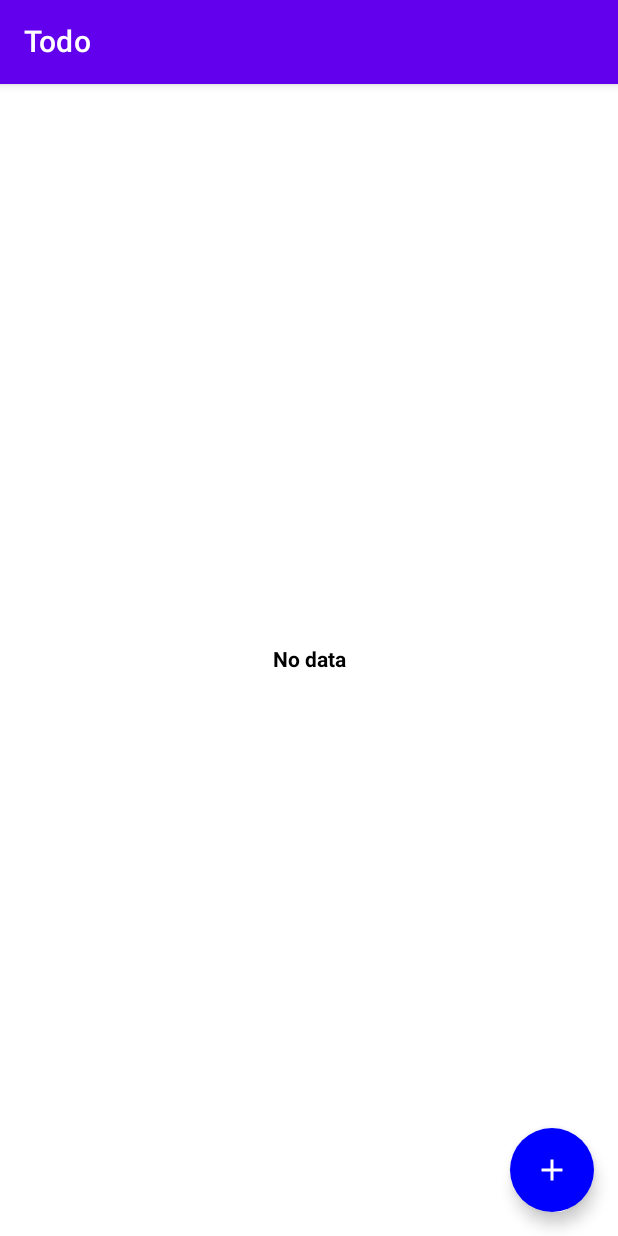
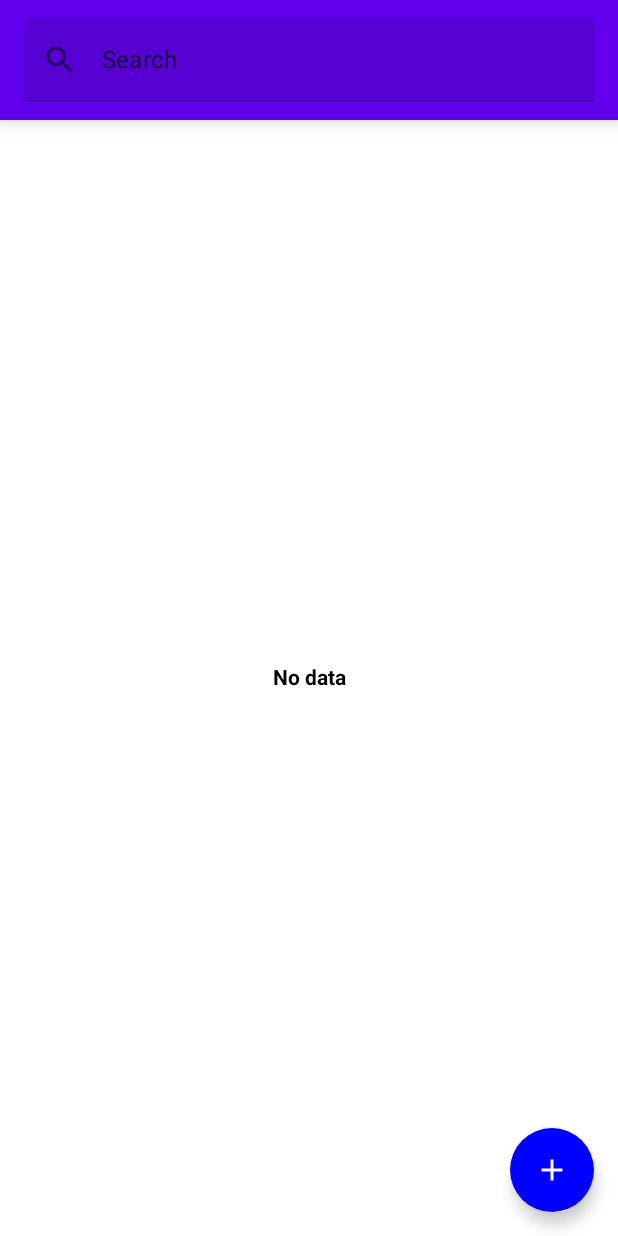
Before and after one commit to Maksim2355/TodoList-JetpackCompose, an Android app built with Jetpack Compose: the @Preview function PreviewTodoScreen, on a phone screen of 412 x 824 dp. Run offline under Robolectric (Android 15) with nearby library versions, the phone set to English and light mode, and no system bars; 2 statements that could not run were skipped.

Commit message:
Добавил возможность поиска по заметкам

```diff
--- a/app/src/main/java/com/example/todolist/ui/screens/TodoScreen.kt
+++ b/app/src/main/java/com/example/todolist/ui/screens/TodoScreen.kt
@@ -6,10 +6,12 @@ import androidx.compose.foundation.lazy.items
 import androidx.compose.material.*
 import androidx.compose.material.icons.Icons
 import androidx.compose.material.icons.filled.Add
+import androidx.compose.material.icons.filled.Search
 import androidx.compose.runtime.*
 import androidx.compose.ui.Alignment
 import androidx.compose.ui.Modifier
 import androidx.compose.ui.graphics.Color
+import androidx.compose.ui.text.TextStyle
 import androidx.compose.ui.text.font.FontWeight
 import androidx.compose.ui.tooling.preview.Preview
 import androidx.compose.ui.unit.TextUnit
@@ -22,13 +24,16 @@ fun TodoScreen(
     tasks: List<Task>,
     onAddTask: (Task) -> Unit,
     onRemoveTask: (Task) -> Unit,
-    onUpdateTask: (Task) -> Unit
+    onUpdateTask: (Task) -> Unit,
+    filterTaskByQuery: (String) -> Unit
 ) {
     val isShowAddTaskDialog = remember {
         mutableStateOf(false)
     }
     Scaffold(
-        topBar = { TodoAppBar() },
+        topBar = {
+            SearchAppBar(onQueryChange = filterTaskByQuery)
+        },
         floatingActionButton = {
             TodoFloatingActionButton(onShowDialog = { isShowAddTaskDialog.value = true })
         }
@@ -41,15 +46,53 @@ fun TodoScreen(
         if (isShowAddTaskDialog.value) {
             ChangeTaskDialog(
                 onChangeTask = onAddTask,
-                onDismissDialog = { isShowAddTaskDialog.value = false })
+                onDismissDialog = { isShowAddTaskDialog.value = false }
+            )
         }
     }
+
 }
 
 
 @Composable
-fun TodoAppBar(modifier: Modifier = Modifier) {
-    TopAppBar(title = { Text("Todo") }, modifier = modifier)
+fun SearchAppBar(onQueryChange: (String) -> Unit, modifier: Modifier = Modifier) {
+    val query = remember { mutableStateOf("") }
+    Column(
+        modifier = modifier,
+    ) {
+        Surface(
+            modifier = Modifier.fillMaxWidth(),
+            color = MaterialTheme.colors.primary,
+            elevation = 8.dp
+        ) {
+            Row(
+                modifier = Modifier.fillMaxWidth(),
+                verticalAlignment = Alignment.CenterVertically,
+            ) {
+                TextField(
+                    value = query.value,
+                    onValueChange = {
+                        query.value = it
+                        println("Сработало")
+                        onQueryChange(it)
+                    },
+                    label = {
+                        Text("Search")
+                    },
+                    leadingIcon = {
+                        Icon(Icons.Default.Search, null)
+                    },
+                    textStyle = TextStyle(color = MaterialTheme.colors.onSurface),
+                    backgroundColor = MaterialTheme.colors.surface,
+                    singleLine = true,
+                    modifier = Modifier.fillMaxWidth().padding(
+                        horizontal = 16.dp,
+                        vertical = 12.dp
+                    )
+                )
+            }
+        }
+    }
 }
 
 @Composable
@@ -134,5 +177,5 @@ fun TaskFeed(
 @Preview
 @Composable
 fun PreviewTodoScreen() {
-    TodoScreen(emptyList(), {}, {}, {})
+    TodoScreen(emptyList(), {}, {}, {}, {})
 }
```
Also changed, not shown: app/src/main/java/com/example/todolist/MainActivity.kt (+8 -2 lines), app/src/main/java/com/example/todolist/common/SearchInteractor.kt (added, +7 -0 lines), app/src/main/java/com/example/todolist/data/repository/TaskRepositoryImpl.kt (+7 -2 lines), app/src/main/java/com/example/todolist/vm/TodoListViewModel.kt (+12 -4 lines), app/src/main/java/com/example/todolist/vm/TodoViewModelFactory.kt (+6 -2 lines).
